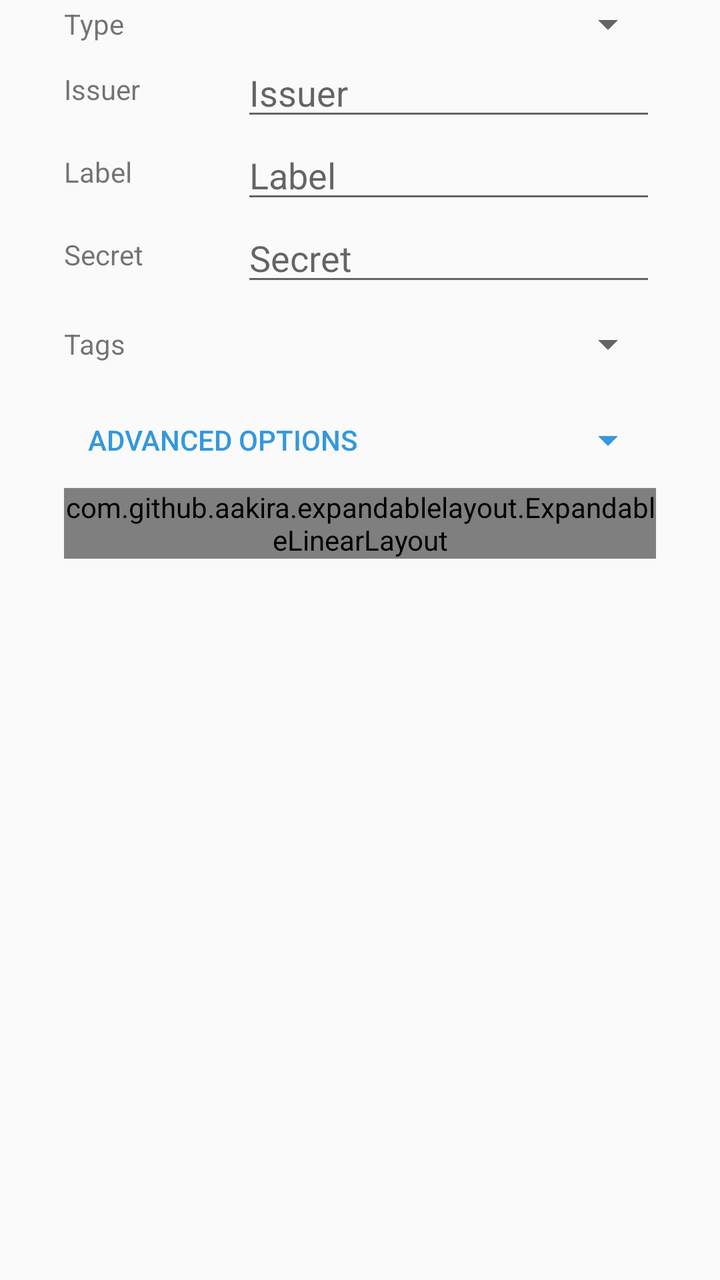
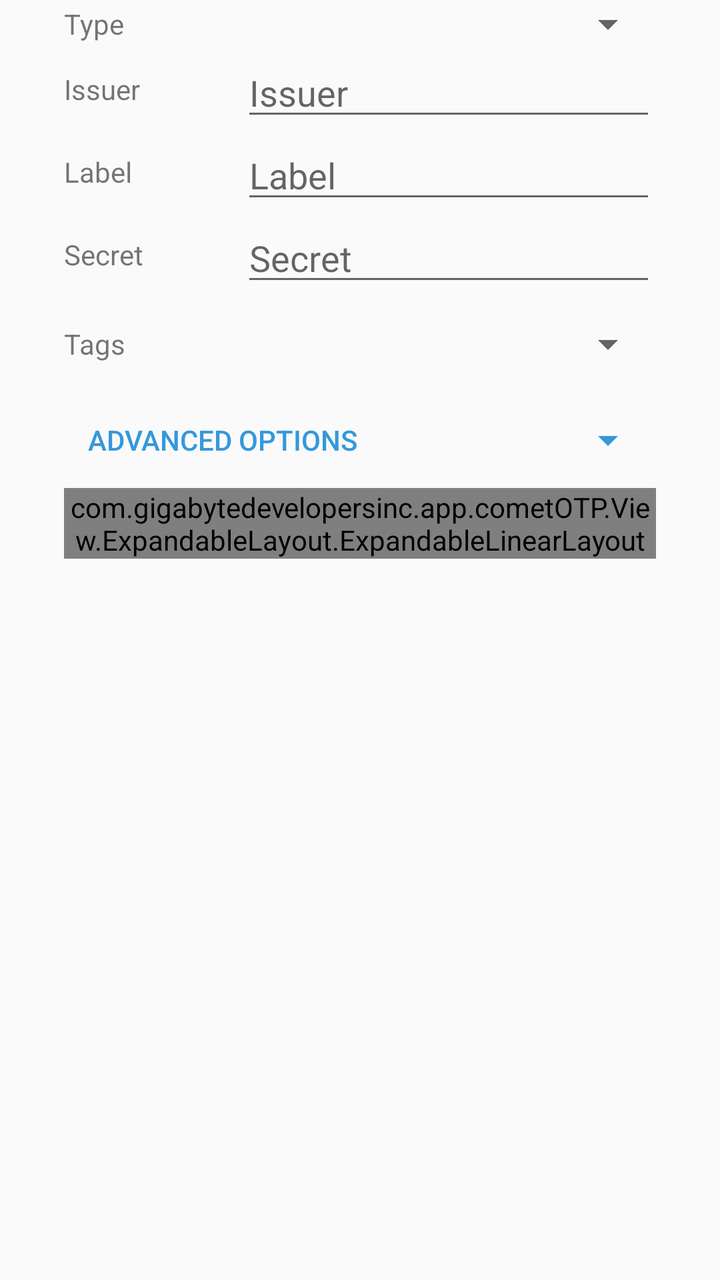

Screens rendered from an Android XML layout before and after an edit, with the pre-edit source and the edit as a unified diff.
<!-- AndroidManifest.xml: application theme AppTheme -->
<!-- res/layout/dialog_manual_entry.xml -->
<?xml version="1.0" encoding="utf-8"?>
<ScrollView
    xmlns:android="http://schemas.android.com/apk/res/android"
    xmlns:app="http://schemas.android.com/apk/res-auto"
    android:layout_height="match_parent"
    android:layout_width="match_parent">

    <LinearLayout
        android:orientation="vertical"
        android:layout_width="match_parent"
        android:layout_height="wrap_content"
        android:paddingStart="@dimen/activity_margin_large"
        android:paddingEnd="@dimen/activity_margin_large">

        <LinearLayout
            android:layout_width="match_parent"
            android:layout_height="wrap_content"
            android:gravity="center_vertical"
            android:orientation="horizontal" >

            <TextView
                android:layout_weight="3"
                android:layout_width="0dp"
                android:layout_height="wrap_content"
                android:text="@string/label_type"/>

            <Spinner
                android:id="@+id/manual_type"
                android:layout_weight="7"
                android:layout_width="0dp"
                android:layout_height="wrap_content" />

        </LinearLayout>

        <LinearLayout
            android:layout_width="match_parent"
            android:layout_height="wrap_content"
            android:gravity="center_vertical"
            android:orientation="horizontal" >

            <TextView
                android:layout_weight="3"
                android:layout_width="0dp"
                android:layout_height="wrap_content"
                android:text="@string/label_issuer"/>

            <EditText
                android:id="@+id/manual_issuer"
                android:layout_weight="7"
                android:layout_width="0dp"
                android:layout_height="wrap_content"
                android:hint="@string/label_issuer"/>

        </LinearLayout>

        <LinearLayout
            android:layout_width="match_parent"
            android:layout_height="wrap_content"
            android:gravity="center_vertical"
            android:orientation="horizontal" >

            <TextView
                android:layout_weight="3"
                android:layout_width="0dp"
                android:layout_height="wrap_content"
                android:text="@string/label_label"/>

            <EditText
                android:id="@+id/manual_label"
                android:layout_weight="7"
                android:layout_width="0dp"
                android:layout_height="wrap_content"
                android:hint="@string/hint_label"/>

        </LinearLayout>

        <LinearLayout
            android:layout_width="match_parent"
            android:layout_height="wrap_content"
            android:gravity="center_vertical"
            android:orientation="horizontal" >

            <TextView
                android:layout_weight="3"
                android:layout_width="0dp"
                android:layout_height="wrap_content"
                android:text="@string/label_secret"/>

            <TextView
                android:id="@+id/manual_secret_view"
                android:layout_weight="7"
                android:layout_width="0dp"
                android:layout_height="wrap_content"
                android:background="?attr/editTextBackground"
                android:textAppearance="?android:attr/textAppearanceMedium"
                android:textIsSelectable="true"
                android:fontFamily="@font/droid_sans_mono_slashed"
                android:maxLines="3"
                android:visibility="gone" />

            <EditText
                android:id="@+id/manual_secret"
                android:layout_weight="7"
                android:layout_width="0dp"
                android:layout_height="wrap_content"
                android:fontFamily="@font/droid_sans_mono_slashed"
                android:inputType="textMultiLine"
                android:maxLines="3"
                android:hint="@string/hint_secret" />

        </LinearLayout>

        <LinearLayout
            android:id="@+id/manual_layout_counter"
            android:layout_width="match_parent"
            android:layout_height="wrap_content"
            android:gravity="center_vertical"
            android:orientation="horizontal"
            android:visibility="gone" >

            <TextView
                android:layout_weight="3"
                android:layout_width="0dp"
                android:layout_height="wrap_content"
                android:text="@string/label_counter"/>

            <EditText
                android:id="@+id/manual_counter"
                android:layout_weight="7"
                android:layout_width="0dp"
                android:layout_height="wrap_content"
                android:inputType="number"
                android:hint="@string/label_counter"/>

        </LinearLayout>

        <LinearLayout
            android:layout_width="match_parent"
            android:layout_height="wrap_content"
            android:gravity="center_vertical"
            android:orientation="horizontal" >

            <TextView
                android:layout_weight="3"
                android:layout_width="0dp"
                android:layout_height="wrap_content"
                android:text="@string/label_tags"/>

            <Button
                android:id="@+id/manual_tags"
                style="?android:attr/spinnerStyle"
                android:layout_weight="7"
                android:layout_width="0dp"
                android:layout_height="wrap_content"
                android:textAlignment="textEnd" />

        </LinearLayout>

        <Button
            android:id="@+id/dialog_expand_button"
            style="@style/Widget.AppCompat.Button.Borderless.Colored"
            android:layout_width="match_parent"
            android:layout_height="wrap_content"
            android:drawableEnd="@drawable/ic_arrow_down_accent"
            android:textAlignment="viewStart"
            android:text="@string/label_advanced"/>

        <com.github.aakira.expandablelayout.ExpandableLinearLayout
            android:id="@+id/dialog_expand_layout"
            android:orientation="vertical"
            android:layout_width="match_parent"
            android:layout_height="match_parent"
            app:ael_duration="200"
            app:ael_interpolator="linear"
            app:ael_expanded="false">

            <LinearLayout
                android:id="@+id/manual_layout_period"
                android:layout_width="match_parent"
                android:layout_height="wrap_content"
                android:gravity="center_vertical"
                android:orientation="horizontal" >

                <TextView
                    android:layout_weight="3"
                    android:layout_width="0dp"
                    android:layout_height="wrap_content"
                    android:text="@string/label_period"/>

                <EditText
                    android:id="@+id/manual_period"
                    android:layout_weight="7"
                    android:layout_width="0dp"
                    android:layout_height="wrap_content"
                    android:inputType="number"
                    android:hint="@string/label_period"/>

            </LinearLayout>

            <LinearLayout
                android:layout_width="match_parent"
                android:layout_height="wrap_content"
                android:gravity="center_vertical"
                android:orientation="horizontal" >

                <TextView
                    android:layout_weight="3"
                    android:layout_width="0dp"
                    android:layout_height="wrap_content"
                    android:text="@string/label_digits"/>

                <EditText
                    android:id="@+id/manual_digits"
                    android:layout_weight="7"
                    android:layout_width="0dp"
                    android:layout_height="wrap_content"
                    android:inputType="number"
                    android:hint="@string/label_digits"/>

            </LinearLayout>

            <LinearLayout
                android:layout_width="match_parent"
                android:layout_height="wrap_content"
                android:gravity="center_vertical"
                android:orientation="horizontal" >

                <TextView
                    android:layout_weight="3"
                    android:layout_width="0dp"
                    android:layout_height="wrap_content"
                    android:text="@string/label_algorithm"/>

                <Spinner
                    android:id="@+id/manual_algorithm"
                    android:layout_weight="7"
                    android:layout_width="0dp"
                    android:layout_height="wrap_content" />

            </LinearLayout>

        </com.github.aakira.expandablelayout.ExpandableLinearLayout>

    </LinearLayout>

</ScrollView>
<!-- resources referenced by this layout -->
<resources>
  <dimen name="activity_margin_large">32dp</dimen>
  <!-- drawable ic_arrow_down_accent (drawable) -->
  <vector xmlns:android="http://schemas.android.com/apk/res/android"
      android:width="24dp"
      android:height="24dp"
      android:viewportWidth="24.0"
      android:viewportHeight="24.0">
    <path
        android:fillColor="#3498db"
        android:pathData="M7,10l5,5 5,-5z"/>
  </vector>
  <string name="hint_label">Label</string>
  <string name="hint_secret">Secret</string>
  <string name="label_advanced">Advanced Options</string>
  <string name="label_algorithm">Algorithm</string>
  <string name="label_counter">Counter</string>
  <string name="label_digits">Digits</string>
  <string name="label_issuer">Issuer</string>
  <string name="label_label">Label</string>
  <string name="label_period">Period</string>
  <string name="label_secret">Secret</string>
  <string name="label_tags">Tags</string>
  <string name="label_type">Type</string>
  <style name="AppTheme" parent="AppBaseTheme" />
  <style name="AppBaseTheme" parent="Theme.AppCompat.Light.DarkActionBar">
          <item name="colorPrimary">@color/colorPrimary</item>
          <item name="colorPrimaryDark">@color/colorPrimaryDark</item>
          <item name="colorAccent">@color/colorAccent</item>
  
          <item name="windowBackground">?android:attr/colorBackground</item>
          <item name="navigationBarColor">?android:attr/colorBackground</item>
  
          <item name="colorGithub">@color/github_dark</item>
          <item name="colorPaypal">@color/paypal_dark</item>
          <item name="thumbnailBackground">@android:color/transparent</item>
  
          <item name="cardStyle">@style/CardViewStyle</item>
          <item name="dialogTheme">@style/DialogTheme</item>
  
          <item name="colorExpiring">@color/expiring_red_dark</item>
  
          
          <item name="black_white">@color/black</item>
      </style>
  <color name="colorPrimary">#607D8B</color>
  <color name="colorPrimaryDark">#455A6A</color>
  <color name="colorAccent">#3498db</color>
  <color name="github_dark">#333333</color>
  <color name="paypal_dark">#003087</color>
  <style name="CardViewStyle" parent="CardView">
          <item name="cardCornerRadius">@dimen/card_corner_radius</item>
          <item name="cardUseCompatPadding">true</item>
          <item name="contentPadding">@dimen/activity_margin</item>
      </style>
  <style name="DialogTheme" parent="Theme.AppCompat.Light.Dialog.MinWidth">
          <item name="colorAccent">@color/colorAccent</item>
      </style>
  <color name="expiring_red_dark">#d50000</color>
  <color name="black">#000000</color>
  <dimen name="card_corner_radius">10dp</dimen>
  <dimen name="activity_margin">16dp</dimen>
</resources>

<!-- the commit's change to res/layout/dialog_manual_entry.xml (unified diff, before → after) -->
@@ -165,7 +165,7 @@
             android:textAlignment="viewStart"
             android:text="@string/label_advanced"/>
 
-        <com.github.aakira.expandablelayout.ExpandableLinearLayout
+        <com.gigabytedevelopersinc.app.cometOTP.View.ExpandableLayout.ExpandableLinearLayout
             android:id="@+id/dialog_expand_layout"
             android:orientation="vertical"
             android:layout_width="match_parent"
@@ -239,7 +239,7 @@
 
             </LinearLayout>
 
-        </com.github.aakira.expandablelayout.ExpandableLinearLayout>
+        </com.gigabytedevelopersinc.app.cometOTP.View.ExpandableLayout.ExpandableLinearLayout>
 
     </LinearLayout>
 
